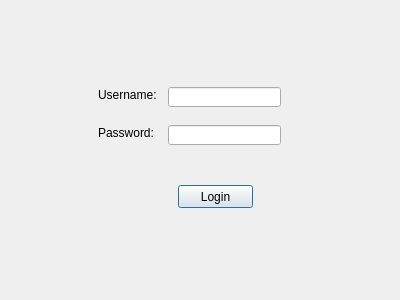
The window that adlogin.ui (tyler949/CS1D-FirstPorject) describes before a commit, drawn with Qt 5.
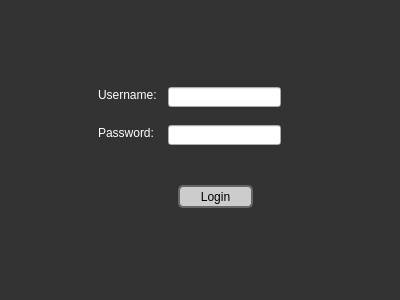
The same window after the commit.

```diff
--- a/adlogin.ui
+++ b/adlogin.ui
@@ -13,6 +13,47 @@
   <property name="windowTitle">
    <string>Dialog</string>
   </property>
+  <property name="styleSheet">
+   <string notr="true">QPushButton,QSpinBox{background-color: #ccc;}
+
+QPushButton:hover
+{
+background: #eee;
+cursor: pointer;
+  
+}
+QDialog
+{
+ background: #333;
+}
+QPushButton {  border: 2px solid #666;border-radius: 5px;z-index:1000;}
+
+QPushButton#viewWineries
+{ 
+height:100px;
+}
+QLabel
+{
+ 
+ color:#fff;
+}
+ 
+#columnView
+{z-index: 0; 
+background:#666;
+} 
+
+#frame,#frame_2,#frame_3
+{
+   background: #666;
+border-bottom: 1px solid #ccc;
+}
+#frame_4,#frame_5,#frame_6
+{
+border-bottom: 1px solid #ccc;
+   background: #999;
+} </string>
+  </property>
   <widget class="QPushButton" name="loginButton">
    <property name="geometry">
     <rect>
```
